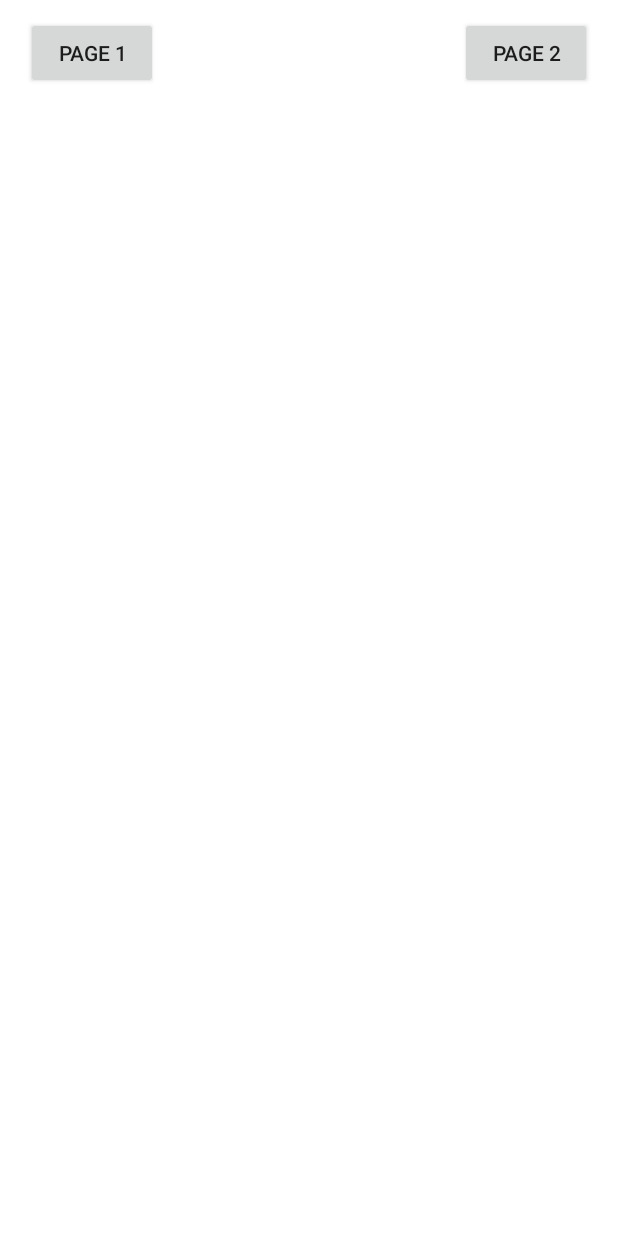
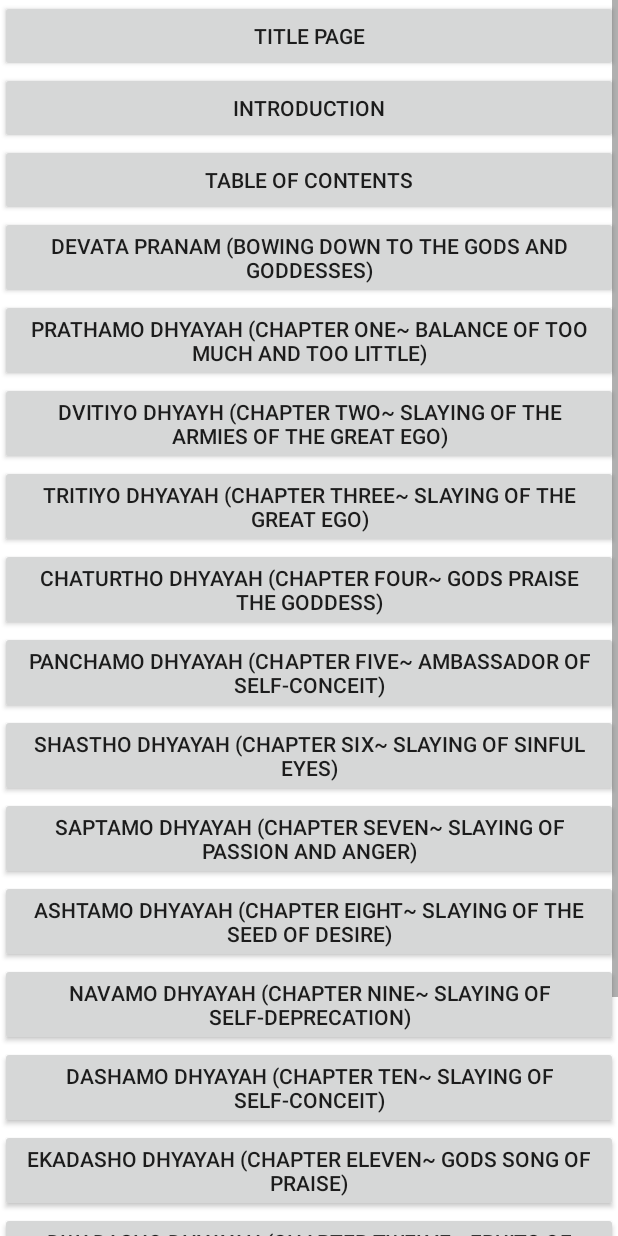
Before and after one commit to MoustafaNaquib/DeviMandir, an Android app: the TableOfContentsActivity screen opened directly, with no data from a screen before it, on a phone screen of 412 x 824 dp. Run offline under Robolectric (Android 15) with nearby library versions, the phone set to English and light mode, and no system bars; network calls fail.

Commit message:
Added proper pages for table of content.

```diff
--- a/app/src/main/AndroidManifest.xml
+++ b/app/src/main/AndroidManifest.xml
@@ -26,7 +26,7 @@
             android:launchMode="singleTask"
             android:parentActivityName=".MainActivity" />
         <activity
-            android:name=".MusicActivity"
+            android:name=".TableOfContentsActivity"
             android:launchMode="singleTask"
             android:parentActivityName=".MainActivity" />
         <activity android:name=".Tab1" />
--- a/app/src/main/java/edu/wwu/devimandir/devimandir/BookActivity.java
+++ b/app/src/main/java/edu/wwu/devimandir/devimandir/BookActivity.java
@@ -75,7 +75,7 @@ public class BookActivity extends AppCompatActivity {
                         startActivity(intent);
                         break;
                     case 2:
-                        intent = new Intent(BookActivity.this, MusicActivity.class);
+                        intent = new Intent(BookActivity.this, TableOfContentsActivity.class);
                         startActivity(intent);
                         break;
                 }
--- a/app/src/main/java/edu/wwu/devimandir/devimandir/MainActivity.java
+++ b/app/src/main/java/edu/wwu/devimandir/devimandir/MainActivity.java
@@ -78,7 +78,7 @@ public class MainActivity extends AppCompatActivity {
                         startActivity(intent);
                         break;
                     case 2:
-                        intent = new Intent(MainActivity.this, MusicActivity.class);
+                        intent = new Intent(MainActivity.this, TableOfContentsActivity.class);
                         startActivity(intent);
                         break;
                 }
@@ -92,10 +92,10 @@ public class MainActivity extends AppCompatActivity {
         shreemaPage.loadUrl("http://www.shreemaa.org/whats-new-3/");
 
         WebView facebookPage = (WebView) findViewById(R.id.Facebook);
-        facebookPage.loadUrl("https://www.facebook.com/summiteverett/");
+        facebookPage.loadUrl("https://www.facebook.com/devi.mandir/");
 
         WebView twitterPage = (WebView) findViewById(R.id.Twitter);
-        twitterPage.loadUrl("https://www.facebook.com/summiteverett/");
+        twitterPage.loadUrl("https://twitter.com/devimandir?lang=en\n");
 
 
         facebookPage.setWebViewClient(new WebViewClient() {
--- a/app/src/main/java/edu/wwu/devimandir/devimandir/PdfRendererBasicFragment.java
+++ b/app/src/main/java/edu/wwu/devimandir/devimandir/PdfRendererBasicFragment.java
@@ -120,7 +120,7 @@ public class PdfRendererBasicFragment extends Fragment implements View.OnClickLi
     public void onViewCreated(View view, Bundle savedInstanceState) {
         super.onViewCreated(view, savedInstanceState);
 
-        // Retain view references.
+        // Retain view referfasdfsdfasdfences.
         mImageView = (ImageView) view.findViewById(R.id.image);
         mButtonPrevious = (Button) view.findViewById(R.id.previous);
         mButtonNext = (Button) view.findViewById(R.id.next);
@@ -184,11 +184,16 @@ public class PdfRendererBasicFragment extends Fragment implements View.OnClickLi
         try {
             openRenderer(getActivity());
             getBookmarks();
+            mSearchText.setTag("program_changed");
             showPage(mPageIndex);
             tableOfContentsPage = getArguments().getInt("toc_page");
             if (tableOfContentsPage != -1) {
                 showPage(tableOfContentsPage-1);
+                mSearchText.setText(""+ (mCurrentPage.getIndex()+1));
+
+
             }
+            mSearchText.setTag("user_changed");
             //Toast.makeText(getContext(), ""+tableOfContentsPage, Toast.LENGTH_SHORT).show();
 
         } catch (IOException e) {
@@ -299,7 +304,10 @@ public class PdfRendererBasicFragment extends Fragment implements View.OnClickLi
     // If context item selected go to page
     @Override
     public boolean onContextItemSelected(MenuItem item) {
+        mSearchText.setTag("program_changed");
         showPage(item.getItemId());
+        mSearchText.setTag("user_changed");
+
         return true;
     }
 
@@ -393,14 +401,16 @@ public class PdfRendererBasicFragment extends Fragment implements View.OnClickLi
 
             // Open table of contents
             case R.id.tableContentsButton:
-                Intent intent = new Intent(getActivity(), MusicActivity.class);
+                Intent intent = new Intent(getActivity(), TableOfContentsActivity.class);
                 getActivity().finish();
                 startActivity(intent);
                 return true;
 
             // Show page selected
             default:
+                mSearchText.setTag("program_changed");
                 showPage(item.getItemId());
+                mSearchText.setTag("user_changed");
                 return true;
         }
     }
--- a/app/src/main/java/edu/wwu/devimandir/devimandir/MusicActivity.java
+++ b/app/src/main/java/edu/wwu/devimandir/devimandir/TableOfContentsActivity.java
@@ -1,53 +1,43 @@
 package edu.wwu.devimandir.devimandir;
 
 import android.content.Intent;
-import android.support.v4.widget.DrawerLayout;
 import android.support.v7.app.AppCompatActivity;
 import android.os.Bundle;
-import android.view.Gravity;
 import android.view.View;
 import android.widget.AdapterView;
 import android.widget.ArrayAdapter;
 import android.widget.Button;
+import android.widget.LinearLayout;
 import android.widget.ListView;
-import android.widget.Toast;
 
-public class MusicActivity extends AppCompatActivity {
+import java.util.Arrays;
+import java.util.List;
+
+public class TableOfContentsActivity extends AppCompatActivity {
 
     private String[] sideMenuPages; // Array of strings containing names of side menu pages
-    private DrawerLayout mDrawerLayout;
     private ListView mDrawerList;
     private ArrayAdapter<String> mAdapter;
-    private Button page1, page2;
 
     @Override
     protected void onCreate(Bundle savedInstanceState) {
         super.onCreate(savedInstanceState);
-        setContentView(R.layout.activity_music);
-
+        setContentView(R.layout.table_of_contents);
+//            tableOfContentButtons.add(titlePage);
             // Get array of side menu pages from array.xml
             sideMenuPages = getResources().getStringArray(R.array.side_menu_array);
 
             // Get view by id for needed elements
             mDrawerList = (ListView) findViewById(R.id.navList);
-            mDrawerLayout = (DrawerLayout) findViewById(R.id.drawer_layout);
-
-
-            page1 = (Button) findViewById(R.id.page1);
-            page2 = (Button) findViewById(R.id.page2);
-
 
             // Create array adapter to insert array of page names into side menu
             mAdapter = new ArrayAdapter<String>(this, R.layout.list_item_style, sideMenuPages);
             mDrawerList.setAdapter(mAdapter);
 
-
             View.OnClickListener x = new View.OnClickListener() {
                 @Override
                 public void onClick(View v) {
-                    //String toc_tag = (String) v.getTag();
                     int toc_index = Integer.parseInt((String) v.getTag());
-                    //Toast.makeText(MusicActivity.this, "" + y, Toast.LENGTH_SHORT).show();
                     // open new pdf activity and send page information
                     Intent intent = new Intent(getBaseContext(), BookActivity.class);
                     intent.putExtra("toc_page", toc_index);
@@ -55,32 +45,31 @@ public class MusicActivity extends AppCompatActivity {
                 }
             };
 
-             // Bind events.
-            page1.setOnClickListener(x);
-            page2.setOnClickListener(x);
+            List<String> Chapters = Arrays.asList(getResources().getStringArray(R.array.table_of_contents));
+            List<String> pageNumbers = Arrays.asList(getResources().getStringArray(R.array.page_numbers));
+            LinearLayout layout = (LinearLayout) findViewById(R.id.toc_container);
+            LinearLayout.LayoutParams params = new LinearLayout.LayoutParams(LinearLayout.LayoutParams.MATCH_PARENT, LinearLayout.LayoutParams.WRAP_CONTENT);
 
-//            page1.setOnClickListener(new View.OnClickListener() {
-//                @Override
-//                public void onClick(View v) {
-//                    // open new pdf activity and send page information
-//                    Intent intent = new Intent(getBaseContext(), BookActivity.class);
-//                    intent.putExtra("toc_page", 1);
-//                    startActivity(intent);
-//                }
-//            });
-
-
+            int i = 0;
+            for (String name : Chapters) {
+                Button button = new Button(this);
+                button.setText(name);
+                button.setTag(pageNumbers.get(i));
+                button.setOnClickListener(x);
+                layout.addView(button, params);
+                i++;
+            }
 
             mDrawerList.setOnItemClickListener(new AdapterView.OnItemClickListener() {
                 @Override
                 public void onItemClick(AdapterView<?> parent, View view, int position, long id) {
                     switch(position) {
                         case 1:
-                            Intent intent = new Intent(MusicActivity.this, BookActivity.class);
+                            Intent intent = new Intent(TableOfContentsActivity.this, BookActivity.class);
                             startActivity(intent);
                             break;
                         case 2:
-                            intent = new Intent(MusicActivity.this, MusicActivity.class);
+                            intent = new Intent(TableOfContentsActivity.this, TableOfContentsActivity.class);
                             startActivity(intent);
                             break;
                     }
@@ -88,13 +77,10 @@ public class MusicActivity extends AppCompatActivity {
             });
     }
 
-    public void openDrawer(){
-        mDrawerLayout.openDrawer(Gravity.LEFT);
-    }
 
     @Override
     public void onBackPressed(){
-        Intent newIntent = new Intent(MusicActivity.this, MainActivity.class);
+        Intent newIntent = new Intent(TableOfContentsActivity.this, MainActivity.class);
         startActivity(newIntent);
         finish();
     }
--- a/app/src/main/res/layout/activity_music.xml
+++ /dev/null
@@ -1,65 +0,0 @@
-<android.support.v4.widget.DrawerLayout
-    xmlns:android="http://schemas.android.com/apk/res/android"
-    xmlns:tools="http://schemas.android.com/tools"
-    android:id="@+id/drawer_layout"
-    android:layout_width="match_parent"
-    android:layout_height="match_parent">
-
-    <!-- The first child in the layout is for the main Activity UI-->
-    <RelativeLayout
-        android:layout_width="match_parent"
-        android:layout_height="match_parent"
-        tools:context=".MusicActivity"
-        android:background="#ffffffff">
-
-        <TextView
-            android:layout_width="wrap_content"
-            android:layout_height="wrap_content"
-            android:layout_centerHorizontal="true"
-            android:textSize="24sp"
-            android:gravity="center"
-            android:layout_marginTop="100dp"/>
-
-        <Button
-            android:id="@+id/page2"
-            android:layout_width="wrap_content"
-            android:layout_height="wrap_content"
-            android:text="page 2"
-            android:tag="2"
-            android:layout_alignParentTop="true"
-            android:layout_alignParentRight="true"
-            android:layout_marginRight="17dp"
-            android:layout_marginTop="11dp" />
-
-        <Button
-            android:id="@+id/page1"
-            android:layout_width="wrap_content"
-            android:layout_height="wrap_content"
-            android:text="page 1"
-            android:tag="1"
-            android:layout_alignParentTop="true"
-            android:layout_alignParentLeft="true"
-            android:layout_marginLeft="17dp"
-            android:layout_marginTop="11dp" />
-
-        <FrameLayout
-            android:id="@+id/container"
-            android:layout_width="match_parent"
-            android:layout_height="match_parent"
-            >
-
-        </FrameLayout>
-
-    </RelativeLayout>
-
-    <!-- Side navigation drawer UI -->
-    <ListView
-        android:id="@+id/navList"
-        android:layout_width="200dp"
-        android:layout_height="match_parent"
-        android:layout_gravity="left|start"
-        android:background="#555555"
-        android:divider="@android:color/transparent"
-        android:choiceMode="singleChoice" />
-
-</android.support.v4.widget.DrawerLayout>
--- /dev/null
+++ b/app/src/main/res/layout/table_of_contents.xml
@@ -0,0 +1,46 @@
+<android.support.v4.widget.DrawerLayout
+    xmlns:android="http://schemas.android.com/apk/res/android"
+    xmlns:tools="http://schemas.android.com/tools"
+    android:id="@+id/drawer_layout"
+    android:layout_width="match_parent"
+    android:layout_height="match_parent">
+
+    <!-- The first child in the layout is for the main Activity UI-->
+    <RelativeLayout
+        android:layout_width="match_parent"
+        android:layout_height="match_parent"
+        tools:context=".TableOfContentsActivity"
+        android:background="#ffffffff">
+
+        <ScrollView
+            android:layout_width="match_parent"
+            android:layout_height="match_parent">
+            <LinearLayout
+                android:id="@+id/toc_container"
+                android:layout_width="match_parent"
+                android:layout_height="match_parent"
+                android:orientation="vertical">
+            </LinearLayout>
+        </ScrollView>
+
+        <FrameLayout
+            android:id="@+id/container"
+            android:layout_width="match_parent"
+            android:layout_height="match_parent"
+            >
+
+        </FrameLayout>
+
+    </RelativeLayout>
+
+    <!-- Side navigation drawer UI -->
+    <ListView
+        android:id="@+id/navList"
+        android:layout_width="200dp"
+        android:layout_height="match_parent"
+        android:layout_gravity="left|start"
+        android:background="#555555"
+        android:divider="@android:color/transparent"
+        android:choiceMode="singleChoice" />
+
+</android.support.v4.widget.DrawerLayout>
--- a/app/src/main/res/values/array.xml
+++ b/app/src/main/res/values/array.xml
@@ -3,7 +3,7 @@
     <string-array name="side_menu_array">
         <item>Home</item>
         <item>Book</item>
-        <item>Music</item>
+        <item>Table of Contents</item>
         <item>Videos</item>
         <item>Panchang</item>
         <item>LIVE Broadcasts</item>
@@ -14,4 +14,50 @@
         <item>About Us</item>
         <item>Help</item>
     </string-array>
+
+    <string-array name="table_of_contents">
+        <item>Title Page</item>
+        <item>Introduction</item>
+        <item>Table of Contents</item>
+        <item>Devata Pranam (Bowing Down to the Gods and Goddesses)</item>
+        <item>Prathamo Dhyayah (Chapter One~ Balance of Too Much and Too Little)</item>
+        <item>Dvitiyo Dhyayh (Chapter Two~ Slaying of the Armies of the Great Ego)</item>
+        <item>Tritiyo Dhyayah (Chapter Three~ Slaying of the Great Ego)</item>
+        <item>Chaturtho Dhyayah (Chapter Four~ Gods Praise the Goddess)</item>
+        <item>Panchamo Dhyayah (Chapter Five~ Ambassador of Self-Conceit)</item>
+        <item>Shastho Dhyayah (Chapter Six~ Slaying of Sinful Eyes)</item>
+        <item>Saptamo Dhyayah (Chapter Seven~ Slaying of Passion and Anger)</item>
+        <item>Ashtamo Dhyayah (Chapter Eight~ Slaying of the Seed of Desire)</item>
+        <item>Navamo Dhyayah (Chapter Nine~ Slaying of Self-Deprecation)</item>
+        <item>Dashamo Dhyayah (Chapter Ten~ Slaying of Self-Conceit)</item>
+        <item>Ekadasho Dhyayah (Chapter Eleven~ Gods Song of Praise)</item>
+        <item>Dwadasho Dhyayah (Chapter Twelve~ Fruits of Reciting the Chandi)</item>
+        <item>Trayodasho Dhyayah (Chapter Thirteen~ Granting of Boons)</item>
+        <item>Siddha Kunjika Stotram (Song that Gives the Key to Perfection)</item>
+        <item>Pranam (Bowing Down with Devotion)</item>
+    </string-array>
+
+    <string-array name="page_numbers">
+        <item>1</item>
+        <item>3</item>
+        <item>9</item>
+        <item>14</item>
+        <item>119</item>
+        <item>144</item>
+        <item>163</item>
+        <item>175</item>
+        <item>192</item>
+        <item>215</item>
+        <item>222</item>
+        <item>230</item>
+        <item>247</item>
+        <item>259</item>
+        <item>268</item>
+        <item>285</item>
+        <item>296</item>
+        <item>370</item>
+        <item>387</item>
+    </string-array>
+
+
 </resources>
```
Also changed, not shown: app/src/main/res/values/strings.xml (+19 -0 lines), app/src/main/res/drawable/slide1.jpg, app/src/main/res/drawable/slide2.jpg, app/src/main/res/drawable/slide3.jpg.
